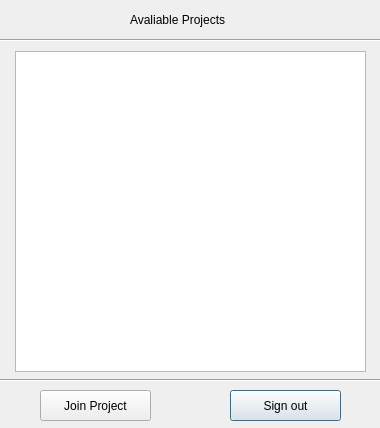
The window that d2/projectwindow.ui (forshakuras/3004) describes before a commit, drawn with Qt 5.
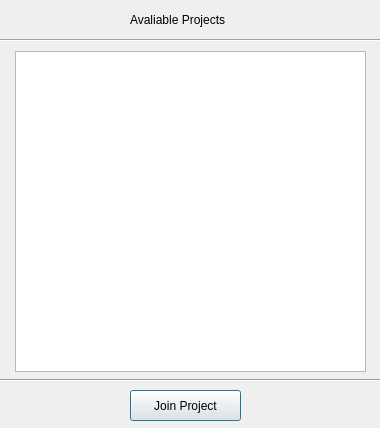
The same window after the commit.

Patch:
```diff
--- a/d2/projectwindow.ui
+++ b/d2/projectwindow.ui
@@ -13,19 +13,6 @@
   <property name="windowTitle">
    <string>Projects</string>
   </property>
-  <widget class="QPushButton" name="pushButton">
-   <property name="geometry">
-    <rect>
-     <x>230</x>
-     <y>390</y>
-     <width>111</width>
-     <height>31</height>
-    </rect>
-   </property>
-   <property name="text">
-    <string>Sign out</string>
-   </property>
-  </widget>
   <widget class="QListView" name="listView">
    <property name="geometry">
     <rect>
@@ -52,7 +39,7 @@
   <widget class="QPushButton" name="joinProj">
    <property name="geometry">
     <rect>
-     <x>40</x>
+     <x>130</x>
      <y>390</y>
      <width>111</width>
      <height>31</height>
```
Left out of the diff: 19 changed lines with no effect on the pictures.
